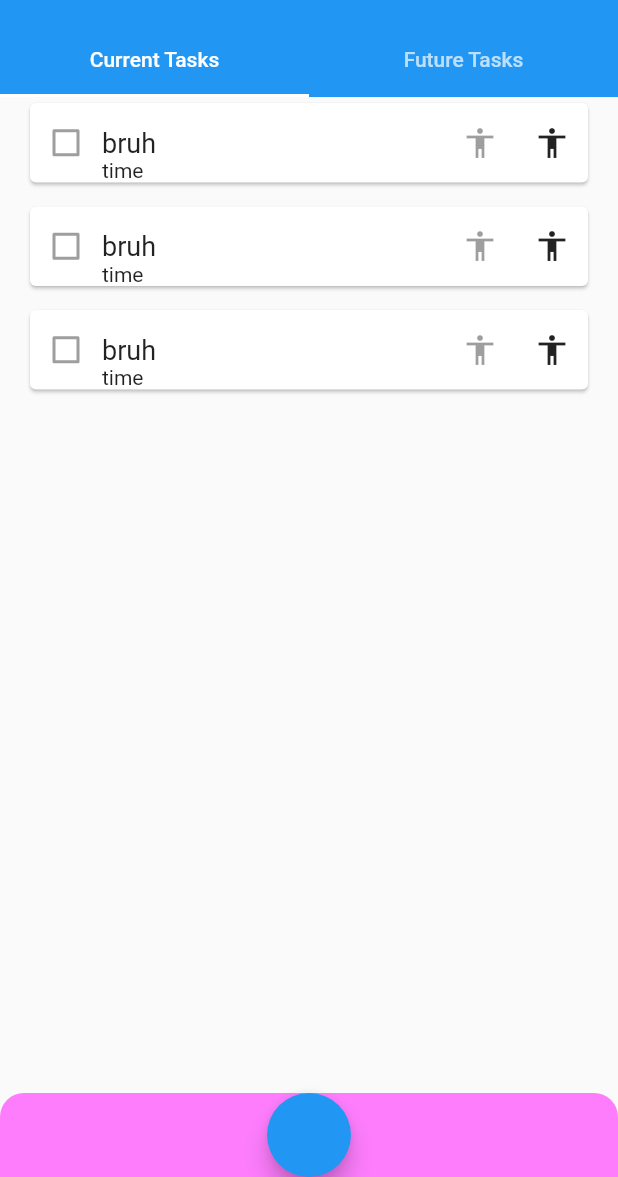
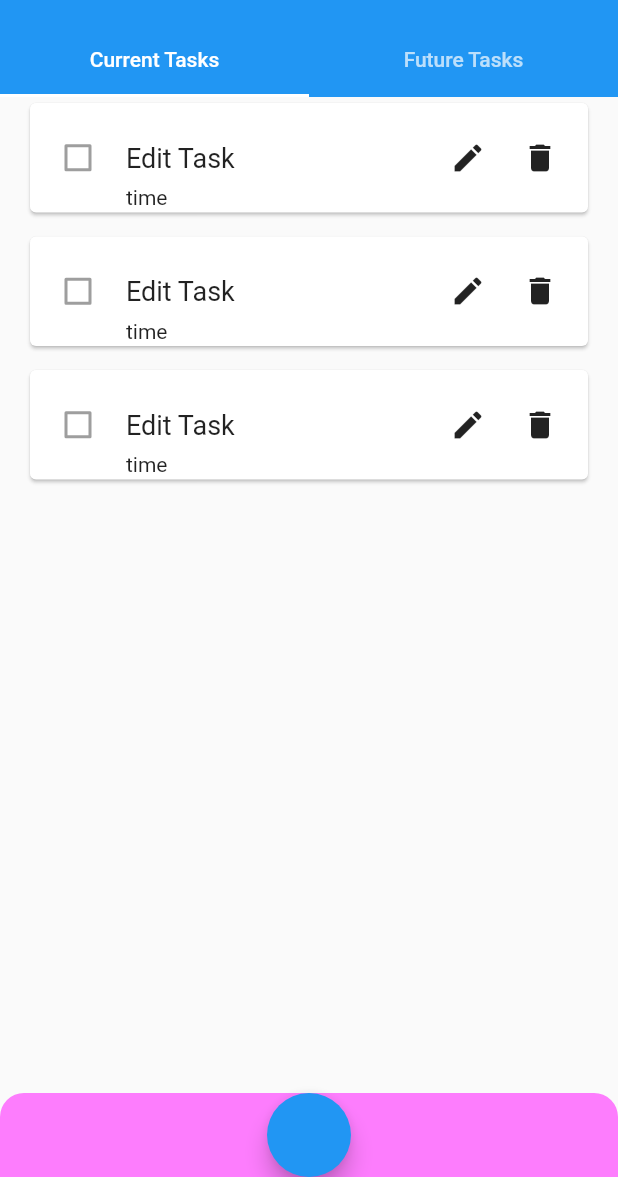
Before and after one commit to eacrawford02/list-app, a Flutter app: the screen it shows after launch, on a phone screen of 412 x 824 dp, the part 59-1236 px from its top. Run offline on Flutter 3.47's test engine with Material 2 defaults, Android fonts, the phone set to English and light mode, and no system bars.

Commit message:
Styled Task widget and started working on TaskEditDialog widget

```diff
--- a/lib/widgets/task.dart
+++ b/lib/widgets/task.dart
@@ -1,6 +1,6 @@
 import 'package:flutter/cupertino.dart';
 import 'package:flutter/material.dart';
-import 'package:listapp/models/task_list.dart';
+import 'package:listapp/widgets/task_edit_dialog.dart';
 
 class Task extends StatefulWidget {
 
@@ -29,13 +29,26 @@ class TaskState extends State<Task> {
     int startTime = _data.createTimeStamp(_data.startTimeH, _data.startTimeM);
     int endTime = _data.createTimeStamp(_data.endTimeH, _data.endTimeM);
     // Determine whether or not the task is active or expired
-    if (currentTime >= startTime) {
+    if (_data.isScheduled && currentTime >= startTime) {
       _isActive = true;
       if (currentTime >= endTime) {
         _isActive = false;
         _isExpired = true;
       }
     }
+  }
+
+  void onChecked(bool) {
+    setState(() {
+      _data.isDone = bool;
+    });
+  }
+
+  void showEditDialog(BuildContext context) async {
+    await showDialog(
+      context: context,
+      builder: (BuildContext context) => TaskEditDialog(_data)
+    );
   }
 
   @override
@@ -50,28 +63,58 @@ class TaskState extends State<Task> {
         axis: Axis.vertical,
         sizeFactor: _animation,
         child: Card(
+          child: Padding(
+            padding: const EdgeInsets.only(
+              left: 8,
+              right: 8,
+              top: 2,
+              bottom: 2,
+            ),
             child: Row(
               children: <Widget>[
-              Checkbox(value: false, onChanged: null),
+                Padding(
+                  padding: const EdgeInsets.only(
+                    right: 8,
+                  ),
+                  child: Checkbox(
+                      value: _data.isDone,
+                      onChanged: _data.isSet || _isExpired ? onChecked : null,
+                  ),
+                ),
                 Expanded(
                   child: Column(
                     crossAxisAlignment: CrossAxisAlignment.start,
                     children: <Widget>[
                       Text(""),
-                    Text(
-                      "bruh",
+                      Padding(
+                          padding: const EdgeInsets.only(
+                            top: 8,
+                            bottom: 8,
+                          ),
+                          child: Text(
+                            _data.text,
                             style: TextStyle(fontSize: 18),
+                          )
                       ),
                       Text("time")
                     ],
                   ),
                 ),
-              IconButton(icon: Icon(Icons.accessibility), onPressed: null),
-              IconButton(icon: Icon(Icons.accessibility), onPressed: () {
+                IconButton(
+                    icon: Icon(_data.isSet ? Icons.more_vert : Icons.edit),
+                    onPressed: () => showEditDialog(context)
+                ),
+                IconButton(
+                    icon: Icon(Icons.delete),
+                    highlightColor: Colors.redAccent,
+                    splashColor: Color.fromRGBO(255, 0, 0, 0.5),
+                    onPressed: () {
                       _listModel.removeTask(_data);
-              })
+                    }
+                ),
               ],
             ),
+          )
         ),
       ),
     );
@@ -81,6 +124,7 @@ class TaskState extends State<Task> {
 class TaskData {
 
   final int id;
+  bool isSet = false;
   bool isDone;
   String text;
   bool isScheduled;
@@ -93,7 +137,7 @@ class TaskData {
     @required this.id,
     this.isDone : false,
     this.text : "Edit Task",
-    this.isScheduled,
+    this.isScheduled : false,
     this.startTimeH : 0,
     this.startTimeM : 0,
     this.endTimeH : 0,
```
Also changed, not shown: lib/widgets/task_edit_dialog.dart (added, +40 -0 lines). Lines whose indentation alone changed are shown as unchanged.
